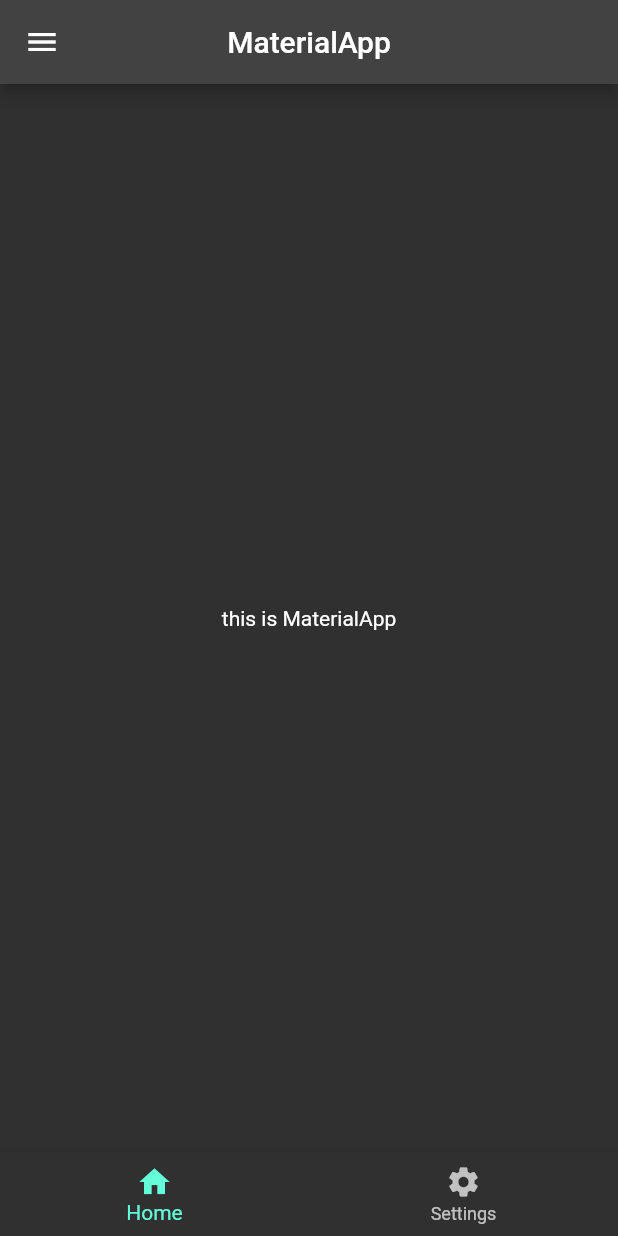
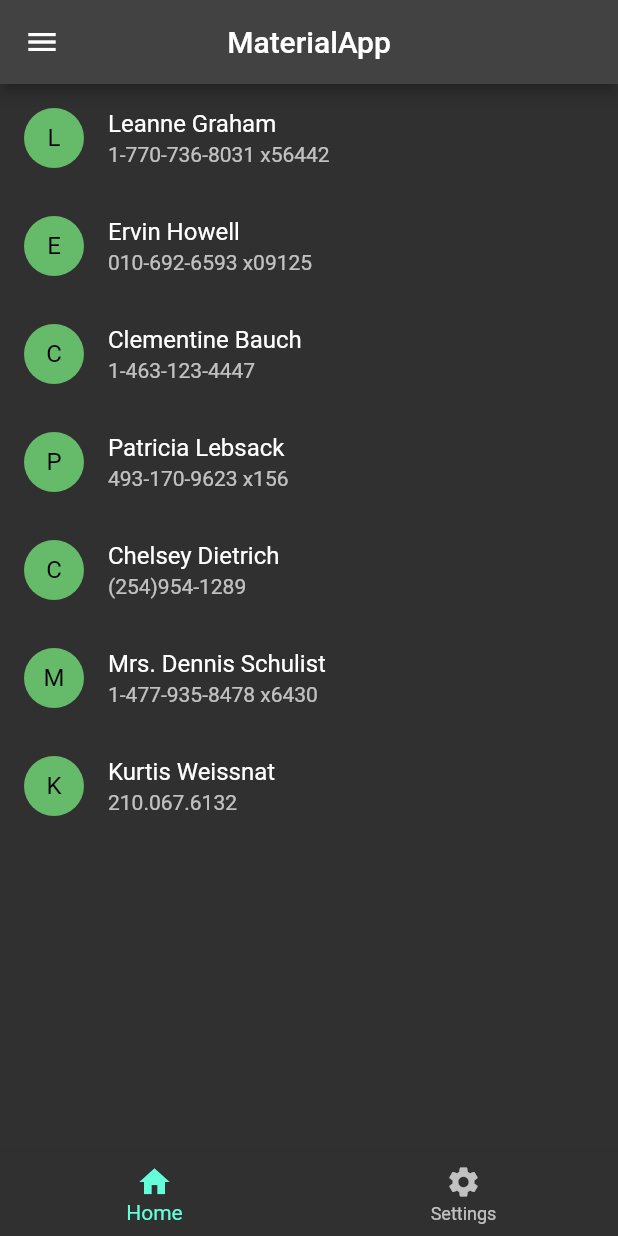
Before and after one commit to JerikoJei/flutter_Jeriko, a Flutter app: the screen it shows after launch, on a phone screen of 412 x 824 dp. Run offline on Flutter 3.47's test engine with Material 2 defaults, Android fonts, the phone set to English and light mode, and no system bars.

Commit message:
add phone

```diff
--- a/10_Platform-Widget/Praktikum/Prioritas 1/myproject/lib/material.dart
+++ b/10_Platform-Widget/Praktikum/Prioritas 1/myproject/lib/material.dart
@@ -1,5 +1,5 @@
 import 'package:flutter/material.dart';
-import './material_page.dart';
+import './phone.dart';
 
 class MyApp extends StatelessWidget {
   const MyApp({super.key});
--- /dev/null
+++ b/10_Platform-Widget/Praktikum/Prioritas 1/myproject/lib/phone.dart
@@ -0,0 +1,93 @@
+import 'package:flutter/material.dart';
+
+class MyHomePage extends StatelessWidget {
+  const MyHomePage({super.key});
+
+  @override
+  Widget build(BuildContext context) {
+    return Scaffold(
+      appBar: AppBar(
+        centerTitle: true,
+        title: const Text('MaterialApp'),
+      ),
+      drawer: Drawer(
+        child: ListView(
+          children: const [
+            ListTile(title: Text('Home')),
+            ListTile(
+              title: Text('Settings'),
+            )
+          ],
+        ),
+      ),
+      body: Center(
+          child: ListView(
+        children: <Widget>[
+          ListTile(
+            leading: CircleAvatar(
+              backgroundColor: Colors.green.shade400,
+              child: const Text('L'),
+            ),
+            title: const Text('Leanne Graham'),
+            subtitle: const Text('1-770-736-8031 x56442'),
+          ),
+          ListTile(
+            leading: CircleAvatar(
+              backgroundColor: Colors.green.shade400,
+              child: const Text('E'),
+            ),
+            title: const Text('Ervin Howell'),
+            subtitle: const Text('010-692-6593 x09125'),
+          ),
+          ListTile(
+            leading: CircleAvatar(
+              backgroundColor: Colors.green.shade400,
+              child: const Text('C'),
+            ),
+            title: const Text('Clementine Bauch'),
+            subtitle: const Text('1-463-123-4447'),
+          ),
+          ListTile(
+            leading: CircleAvatar(
+              backgroundColor: Colors.green.shade400,
+              child: const Text('P'),
+            ),
+            title: const Text('Patricia Lebsack'),
+            subtitle: const Text('493-170-9623 x156'),
+          ),
+          ListTile(
+            leading: CircleAvatar(
+              backgroundColor: Colors.green.shade400,
+              child: const Text('C'),
+            ),
+            title: const Text('Chelsey Dietrich'),
+            subtitle: const Text('(254)954-1289'),
+          ),
+          ListTile(
+            leading: CircleAvatar(
+              backgroundColor: Colors.green.shade400,
+              child: const Text('M'),
+            ),
+            title: const Text('Mrs. Dennis Schulist'),
+            subtitle: const Text('1-477-935-8478 x6430'),
+          ),
+          ListTile(
+            leading: CircleAvatar(
+              backgroundColor: Colors.green.shade400,
+              child: const Text('K'),
+            ),
+            title: const Text('Kurtis Weissnat'),
+            subtitle: const Text('210.067.6132'),
+          ),
+        ],
+      )),
+      bottomNavigationBar: BottomNavigationBar(
+        items: const [
+          BottomNavigationBarItem(icon: Icon(Icons.home), label: 'Home'),
+          BottomNavigationBarItem(
+              icon: Icon(Icons.settings), label: 'Settings'),
+        ],
+      ),
+    );
+  }
+}
```
